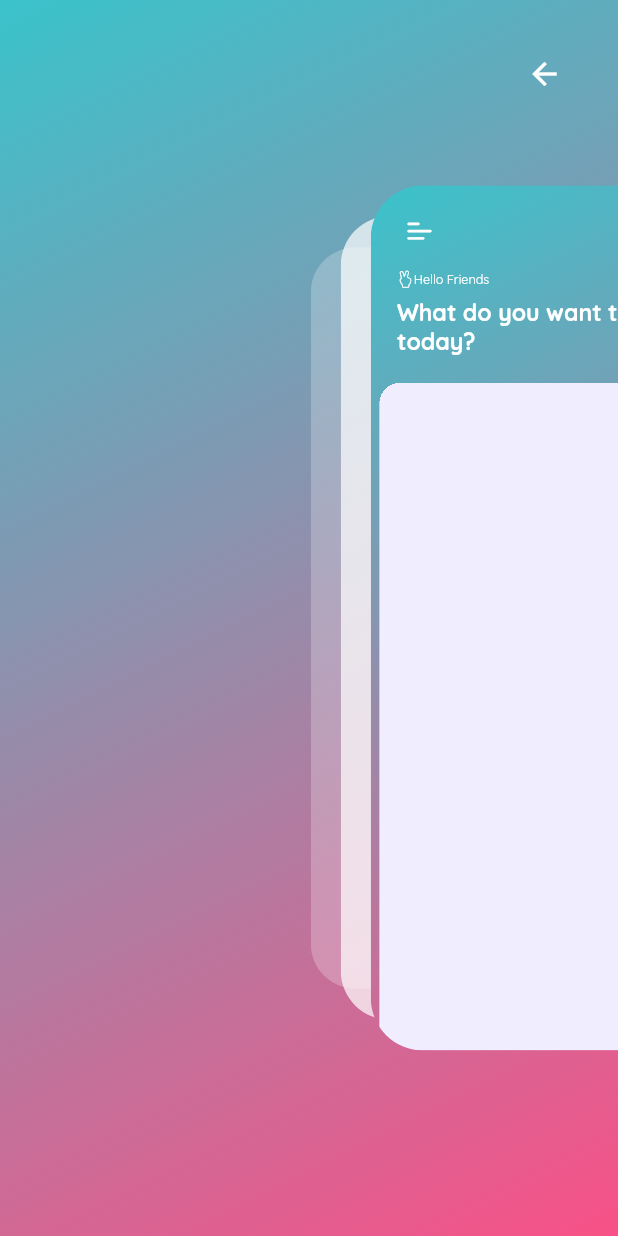
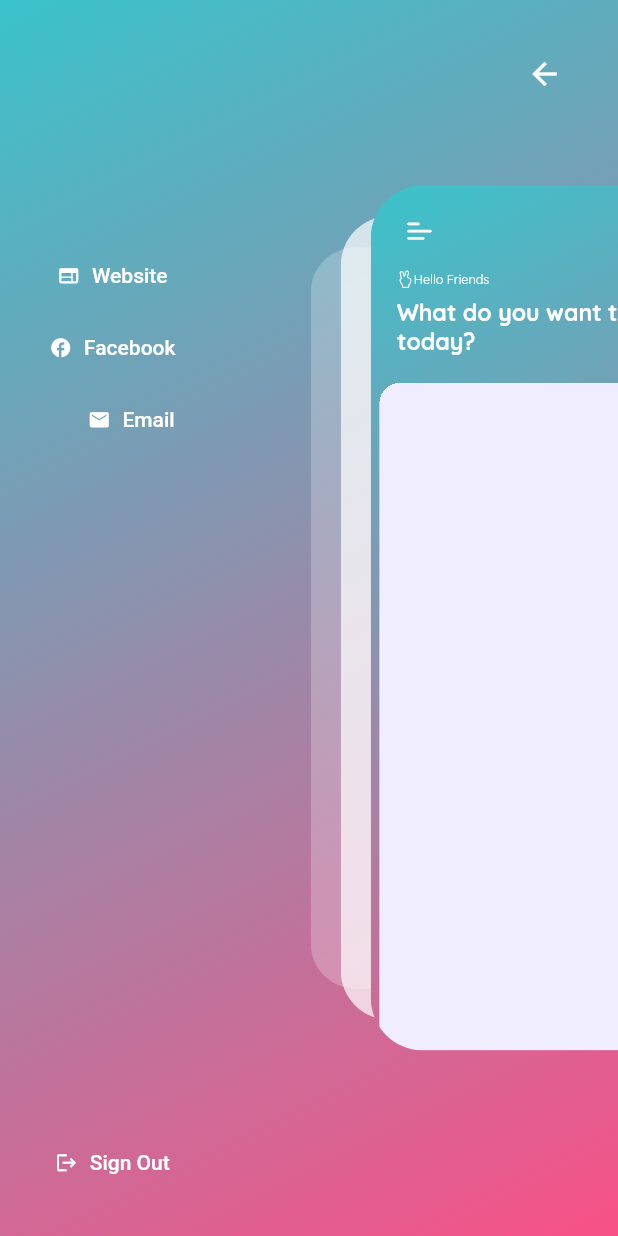
Before and after one commit to twentiecker/study-app-flutter, a Flutter app: the HomeScreen screen opened by its route, after a tap on an icon or button, on a phone screen of 412 x 824 dp. Run offline on Flutter 3.47's test engine with Material 2 defaults, Android fonts, the phone set to English and light mode, and no system bars; drawn by our look-alikes of flutter_zoom_drawer; our stand-ins replace cached_network_image, cloud_firestore, firebase_auth, firebase_core, firebase_storage, flutter_svg and 3 more; accounts and stored records are empty; project files that could hold a hidden picture were left out.

Commit message:
add menu item and set function

```diff
--- a/lib/controllers/auth_controller.dart
+++ b/lib/controllers/auth_controller.dart
@@ -3,6 +3,7 @@ import 'package:get/get.dart';
 import 'package:google_sign_in/google_sign_in.dart';
 import 'package:learning_app/firebase_ref/references.dart';
 
+import '../screens/home/home_screen.dart';
 import '../screens/login/login_screen.dart';
 import '../widgets/dialogs/dialogue_widget.dart';
 
@@ -39,11 +40,17 @@ class AuthController extends GetxController {
             accessToken: _authAccount.accessToken);
         await _auth.signInWithCredential(_credential);
         await saveUser(account);
+        navigateToHomePage();
       }
     } on Exception catch (error) {
       // AppLogger.e(error);
       print(error);
     }
+  }
+
+  User? getUser() {
+    _user.value = _auth.currentUser;
+    return _user.value;
   }
 
   saveUser(GoogleSignInAccount account) {
@@ -54,9 +61,25 @@ class AuthController extends GetxController {
     });
   }
 
+  Future<void> signOut() async {
+    // AppLogger.d('Sign out');
+    try {
+      await _auth.signOut();
+      navigateToHomePage();
+      print("You are logged out");
+    } on FirebaseAuthException catch (error) {
+      // AppLogger.e(error);
+      print(error);
+    }
+  }
+
   void navigateToIntroduction() {
     /* this command will go to route that defined in the bracket */
     Get.offAllNamed("/introduction");
+  }
+
+  void navigateToHomePage() {
+    Get.offAllNamed(HomeScreen.routeName);
   }
 
   void showLoginAlertDialogue() {
@@ -67,7 +90,7 @@ class AuthController extends GetxController {
     }), barrierDismissible: false);
   }
 
-  void navigateToLoginPage(){
+  void navigateToLoginPage() {
     Get.toNamed(LoginScreen.routeName);
   }
 
--- a/lib/controllers/zoom_drawer_controller.dart
+++ b/lib/controllers/zoom_drawer_controller.dart
@@ -1,13 +1,16 @@
+import 'package:firebase_auth/firebase_auth.dart';
 import 'package:flutter_zoom_drawer/flutter_zoom_drawer.dart';
 import 'package:get/get.dart';
+import 'package:learning_app/controllers/auth_controller.dart';
 import 'package:url_launcher/url_launcher.dart';
 
 class MyZoomDrawerController extends GetxController {
   final zoomDrawerController = ZoomDrawerController();
+  Rxn<User?> user = Rxn();
 
   @override
   void onReady() {
-
+    user.value = Get.find<AuthController>().getUser();
     super.onReady();
   }
 
@@ -16,11 +19,19 @@ class MyZoomDrawerController extends GetxController {
     update();
   }
 
-  void signOut() {}
+  void signOut() {
+    Get.find<AuthController>().signOut();
+  }
 
   void signIn() {}
 
-  void website() {}
+  void website() {
+    _launch("https://www.youtube.com/watch?v=ZSVnIphlGKI");
+  }
+
+  void facebook() {
+    _launch("https://www.facebook.com");
+  }
 
   void email() {
     final Uri emailLaunchUri = Uri(scheme: 'mailto', path: 'info@dbestech.com');
--- a/lib/screens/home/home_screen.dart
+++ b/lib/screens/home/home_screen.dart
@@ -17,6 +17,8 @@ import '../../widgets/content_area.dart';
 /* in case if there is unconditional error, maybe this is the problem */
 class HomeScreen extends GetView<MyZoomDrawerController> {
 // class HomeScreen extends StatelessWidget {
+  static const String routeName = "/home";
+
   const HomeScreen({Key? key}) : super(key: key);
 
   @override
--- a/lib/screens/home/menu_screen.dart
+++ b/lib/screens/home/menu_screen.dart
@@ -16,9 +16,9 @@ class MyMenuScreen extends GetView<MyZoomDrawerController> {
       width: double.maxFinite,
       decoration: BoxDecoration(gradient: mainGradient()),
       child: Theme(
-        data: ThemeData(textButtonTheme: TextButtonThemeData(
-          style: TextButton.styleFrom(primary: onSurfaceTextColor)
-        )),
+        data: ThemeData(
+            textButtonTheme: TextButtonThemeData(
+                style: TextButton.styleFrom(primary: onSurfaceTextColor))),
         child: SafeArea(
           child: Stack(
             children: [
@@ -26,11 +26,57 @@ class MyMenuScreen extends GetView<MyZoomDrawerController> {
                   top: 0,
                   right: 0,
                   child: BackButton(
-                color: Colors.white,
-                onPressed: (){
-                  controller.toggleDrawer();
-                },
-              ))
+                    color: Colors.white,
+                    onPressed: () {
+                      controller.toggleDrawer();
+                    },
+                  )),
+              Padding(
+                padding: EdgeInsets.only(
+                    right: MediaQuery.of(context).size.width * 0.3),
+                child: Column(
+                  children: [
+                    Obx(() => controller.user.value == null
+                        ? SizedBox()
+                        : Text(
+                            controller.user.value!.displayName ?? '',
+                            style: TextStyle(
+                                fontWeight: FontWeight.w900,
+                                fontSize: 18,
+                                color: onSurfaceTextColor),
+                          )),
+                    Spacer(
+                      flex: 1,
+                    ),
+                    _DrawerButton(
+                      icon: Icons.web,
+                      label: "Website",
+                      onPressed: () => controller.website(),
+                    ),
+                    _DrawerButton(
+                      icon: Icons.facebook,
+                      label: "Facebook",
+                      onPressed: () => controller.facebook(),
+                    ),
+                    Padding(
+                      padding: const EdgeInsets.only(left: 25),
+                      child: _DrawerButton(
+                        icon: Icons.email,
+                        label: "Email",
+                        onPressed: () => controller.email(),
+                      ),
+                    ),
+                    Spacer(
+                      flex: 4,
+                    ),
+                    _DrawerButton(
+                      icon: Icons.logout,
+                      label: "Sign Out",
+                      onPressed: () => controller.signOut(),
+                    )
+                  ],
+                ),
+              )
             ],
           ),
         ),
@@ -38,3 +84,25 @@ class MyMenuScreen extends GetView<MyZoomDrawerController> {
     );
   }
 }
+
+/* this is reusable widget only in this class */
+class _DrawerButton extends StatelessWidget {
+  final IconData icon;
+  final String label;
+  final VoidCallback? onPressed;
+
+  const _DrawerButton(
+      {Key? key, required this.icon, required this.label, this.onPressed})
+      : super(key: key);
+
+  @override
+  Widget build(BuildContext context) {
+    return TextButton.icon(
+        onPressed: onPressed,
+        icon: Icon(
+          icon,
+          size: 15,
+        ),
+        label: Text(label));
+  }
+}
--- a/lib/screens/login/login_screen.dart
+++ b/lib/screens/login/login_screen.dart
@@ -7,9 +7,9 @@ import 'package:learning_app/widgets/common/main_button.dart';
 
 // class LoginScreen extends StatelessWidget {
 class LoginScreen extends GetView<AuthController> {
+  static const String routeName = "/login";
+
   const LoginScreen({Key? key}) : super(key: key);
-
-  static const String routeName = "/login";
 
   @override
   Widget build(BuildContext context) {
```
